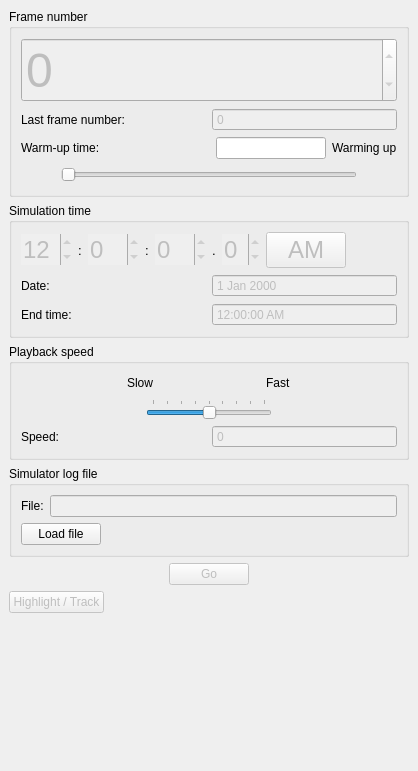
Above: dev/visualizer/stop-n-go/controller.ui from smart-fm/simmobility-prod before the change. Below: the same form after it.
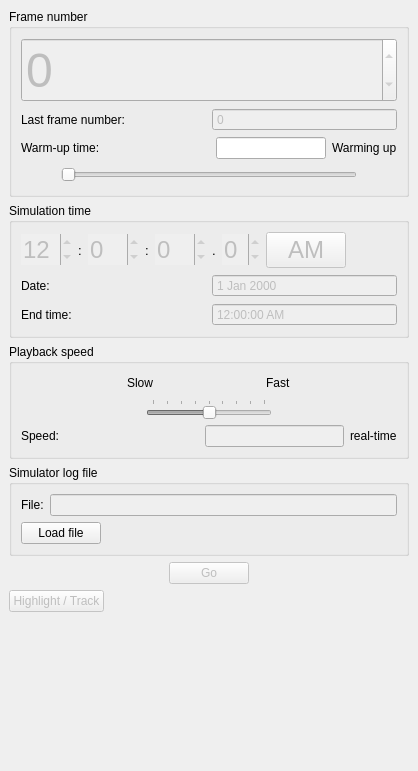
That is the form after the change.

Commit message: Added code to adjust playback speed.

```diff
--- a/dev/visualizer/stop-n-go/controller.ui
+++ b/dev/visualizer/stop-n-go/controller.ui
@@ -519,6 +519,9 @@
          </item>
          <item>
           <widget class="QSlider" name="playback_speed_slider">
+           <property name="enabled">
+            <bool>false</bool>
+           </property>
            <property name="minimum">
             <number>-4</number>
            </property>
@@ -570,12 +573,29 @@
           </widget>
          </item>
          <item>
-          <widget class="QSpinBox" name="playback_speed_spin_box">
+          <spacer name="horizontalSpacer_14">
+           <property name="orientation">
+            <enum>Qt::Horizontal</enum>
+           </property>
+           <property name="sizeHint" stdset="0">
+            <size>
+             <width>40</width>
+             <height>20</height>
+            </size>
+           </property>
+          </spacer>
+         </item>
+         <item>
+          <widget class="QLineEdit" name="playback_speed_line_edit">
            <property name="enabled">
             <bool>false</bool>
            </property>
-           <property name="buttonSymbols">
-            <enum>QAbstractSpinBox::NoButtons</enum>
+          </widget>
+         </item>
+         <item>
+          <widget class="QLabel" name="playback_speed_description_label">
+           <property name="text">
+            <string>real-time</string>
            </property>
           </widget>
          </item>
```
Left out of the diff: 2 changed lines with no effect on the pictures. The commit also changes 1 other file.
